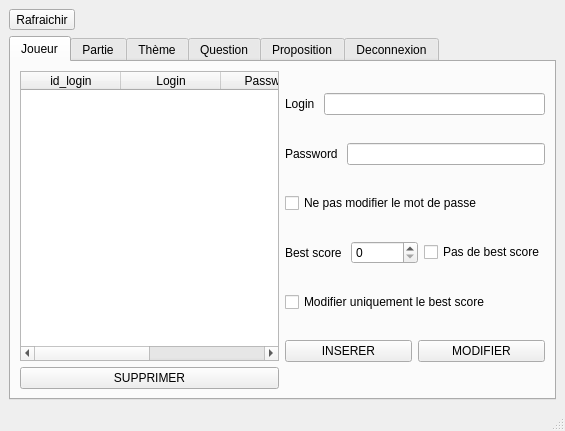
This is Projet-Burger-Quiz CPP/Interface_Qt/secondmainwindow.ui in Maelctn/Projet-Burger-Quiz as Qt 5 draws it before an edit. The edited form follows.
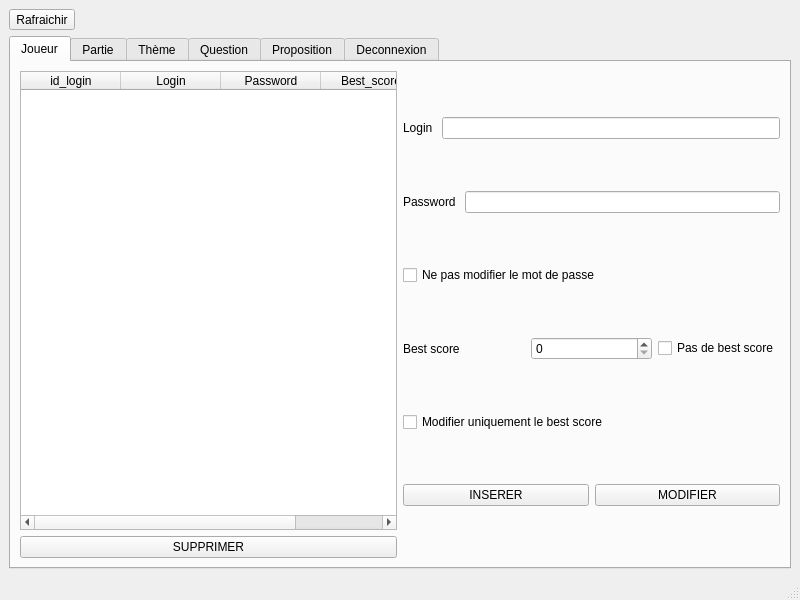
This is the edited form.

Diff of the .ui file:
```diff
--- a/Projet-Burger-Quiz CPP/Interface_Qt/secondmainwindow.ui
+++ b/Projet-Burger-Quiz CPP/Interface_Qt/secondmainwindow.ui
@@ -6,8 +6,8 @@
    <rect>
     <x>0</x>
     <y>0</y>
-    <width>565</width>
-    <height>431</height>
+    <width>800</width>
+    <height>600</height>
    </rect>
   </property>
   <property name="windowTitle">
```
Left out of the diff: 2 changed lines with no effect on the pictures.
